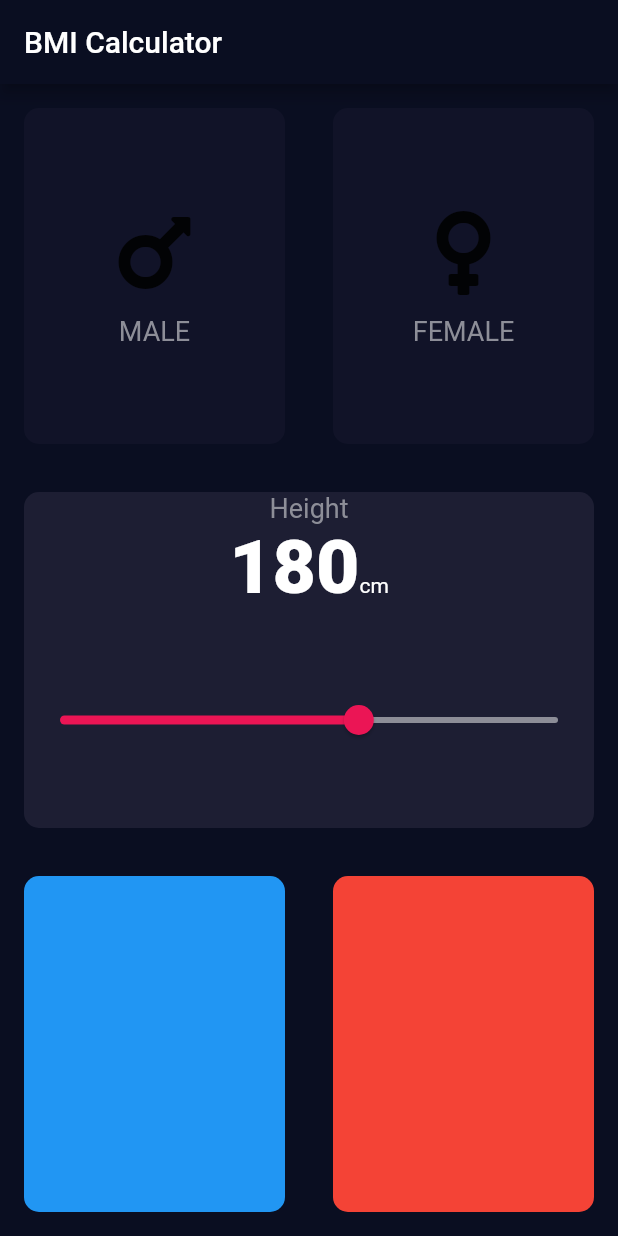
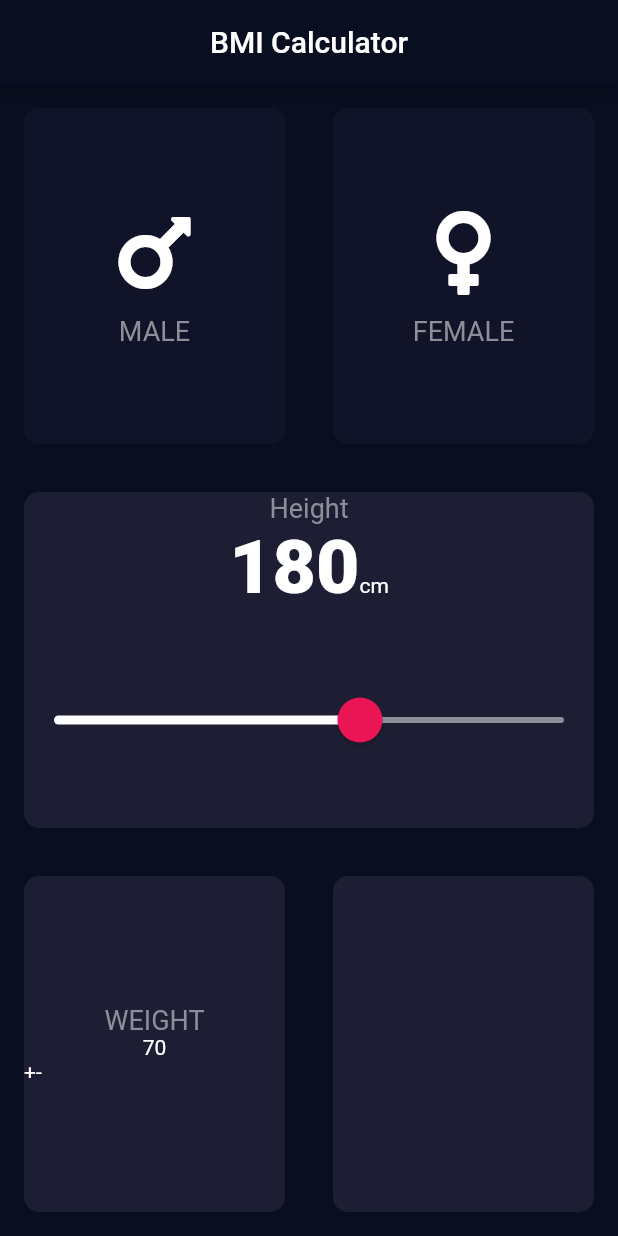
Before and after one commit to ElexandroTorres/BMI-Calculator, a Flutter app: the screen it shows after launch, on a phone screen of 412 x 824 dp. Run offline on Flutter 3.47's test engine with Material 2 defaults, Android fonts, the phone set to English and light mode, and no system bars; our stand-ins replace font_awesome_flutter.

Commit message:
slider proprities changed

```diff
--- a/lib/input_screen.dart
+++ b/lib/input_screen.dart
@@ -15,7 +15,9 @@ class InputScreen extends StatefulWidget {
 class _InputScreenState extends State<InputScreen> {
   Color maleCardColor = kInactiveCardColor;
   Color femaleCardColor = kInactiveCardColor;
+
   int height = 180;
+  int weight = 70;
 
   Gender? selectedGender;
 
@@ -24,6 +26,8 @@ class _InputScreenState extends State<InputScreen> {
     return Scaffold(
       appBar: AppBar(
         title: Text('BMI Calculator'),
+        centerTitle: true,
+        backgroundColor: Color(0xFF0A0E21),
       ),
       body: Column(
         crossAxisAlignment: CrossAxisAlignment.stretch,
@@ -90,18 +94,29 @@ class _InputScreenState extends State<InputScreen> {
                     ],
                   ),
                   Expanded(
+                    child: SliderTheme(
+                      data: SliderTheme.of(context).copyWith(
+                        activeTrackColor: Colors.white,
+                        inactiveTrackColor: Color(0xFF8D8E98),
+                        thumbColor: Color(0xFFEB1555),
+                        overlayColor: Color(0x15EB1555),
+                        thumbShape: RoundSliderThumbShape(
+                          enabledThumbRadius: 15.0,
+                        ),
+                        overlayShape: RoundSliderOverlayShape(
+                          overlayRadius: 20.0,
+                        ),
+                      ),
                       child: Slider(
                         value: height.toDouble(),
                         min: 120.0,
                         max: 220.0,
-                      //label: height.round().toString(),
-                      activeColor: Color(0xFFEB1555),
-                      inactiveColor: Color(0xFF8D8E98),
                         onChanged: (double newHeight) {
                           setState(() {
                             height = newHeight.round();
                           });
                         },
+                      ),
                     ),
                   )
                 ],
@@ -113,10 +128,30 @@ class _InputScreenState extends State<InputScreen> {
               children: [
                 Expanded(
                   flex: 1,
-                  child: SimpleCard(cardColor: Colors.blue),
+                  child: SimpleCard(
+                    cardColor: kActiveCardColor,
+                    cardChild: Column(
+                      mainAxisAlignment: MainAxisAlignment.center,
+                      children: [
+                        Text(
+                          'WEIGHT',
+                          style: kLabelTextStyle,
+                        ),
+                        Text('70'),
+                        Row(
+                          children: [
+                            Text('+'),
+                            Text('-'),
+                          ],
+                        ),
+                      ],
+                    ),
+                  ),
                 ),
                 Expanded(
-                  child: SimpleCard(cardColor: Colors.red),
+                  child: SimpleCard(
+                    cardColor: kActiveCardColor,
+                  ),
                 ),
               ],
             ),
--- a/lib/main.dart
+++ b/lib/main.dart
@@ -7,7 +7,12 @@ class BMICalculator extends StatelessWidget {
   @override
   Widget build(BuildContext context) {
     return MaterialApp(
-      theme: ThemeData(
+      theme: ThemeData.dark().copyWith(
+        primaryColor: Color(0xFF0A0E21),
+        scaffoldBackgroundColor: Color(0xFF0A0E21),
+      ),
+      /*
+      ThemeData(
         colorScheme: ColorScheme.light(
           primary: Color(0xFF0A0E21),
           secondary: Colors.blue,
@@ -19,6 +24,7 @@ class BMICalculator extends StatelessWidget {
           ),
         ),
       ),
+      */
       home: InputScreen(),
     );
   }
```
Lines whose indentation alone changed are shown as unchanged.
